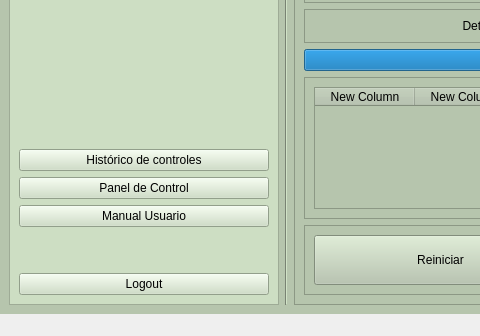
This is frontend/UI/menu_principal_v2.ui in PacoG86/isli as Qt 5 draws it before an edit; both pictures show x 0 to 480 and y 309 to 645 of the 1114 by 645 pixel window. The edited form follows.
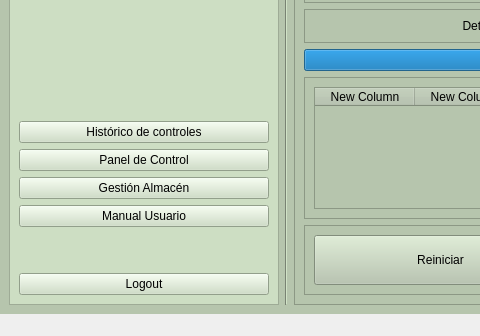
This is the edited form. Icons and pictures are not drawn.

Commit message: crear btn gAlmacen para config. ruta dir. rollos

```diff
--- a/frontend/UI/menu_principal_v2.ui
+++ b/frontend/UI/menu_principal_v2.ui
@@ -40,7 +40,7 @@
         <property name="frameShadow">
          <enum>QFrame::Shadow::Raised</enum>
         </property>
-        <layout class="QVBoxLayout" name="verticalLayout_5" stretch="0,0,0,0,0,0,2,0,0,0,0,0">
+        <layout class="QVBoxLayout" name="verticalLayout_5" stretch="0,0,0,0,0,0,2,0,0,0,0,0,0">
          <item>
           <widget class="QPushButton" name="pushButton_15">
            <property name="text">
@@ -129,6 +129,13 @@
            </property>
           </widget>
          </item>
+         <item>
+          <widget class="QPushButton" name="pushButton_gAlmacen">
+           <property name="text">
+            <string>Gestión Almacén</string>
+           </property>
+          </widget>
+         </item>
          <item>
           <widget class="QPushButton" name="pushButton_manual">
            <property name="minimumSize">
```
The commit also changes 4 other files.
